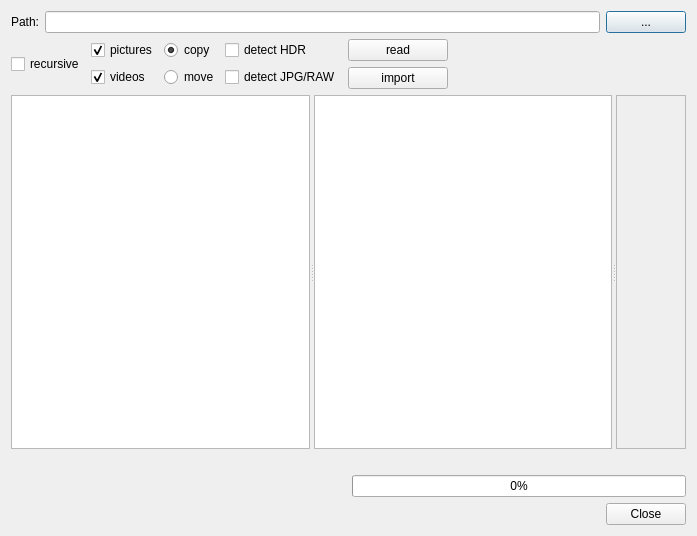
Above: cimportdialog.ui from birkeh/pictureLibrary before the change. Below: the same form after it.
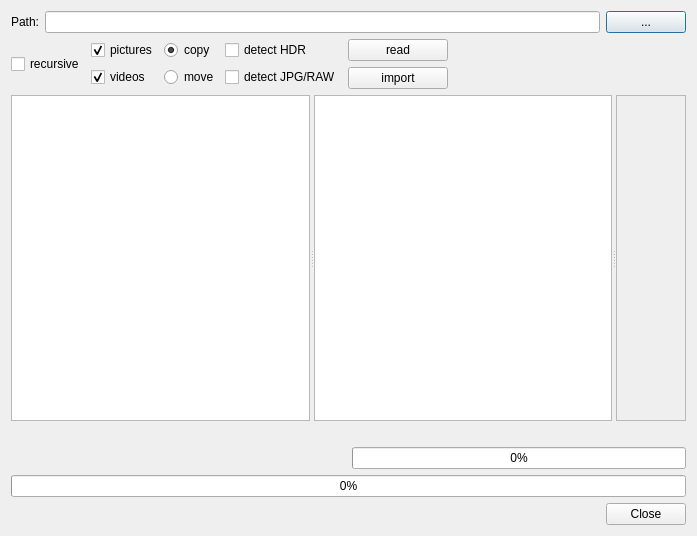
That is the form after the change. Custom widgets are drawn as their Qt base class.

```diff
--- a/cimportdialog.ui
+++ b/cimportdialog.ui
@@ -15,7 +15,7 @@
   </property>
   <layout class="QGridLayout" name="gridLayout_2">
    <item row="0" column="0">
-    <layout class="QVBoxLayout" name="verticalLayout_2" stretch="1,1,1000,1,1,1">
+    <layout class="QVBoxLayout" name="verticalLayout_2" stretch="1,1,1000,1,0,0,1">
      <item>
       <layout class="QHBoxLayout" name="horizontalLayout">
        <item>
@@ -222,7 +222,7 @@
            <x>0</x>
            <y>0</y>
            <width>69</width>
-           <height>342</height>
+           <height>315</height>
           </rect>
          </property>
          <layout class="QGridLayout" name="gridLayout">
@@ -263,6 +263,13 @@
        </item>
       </layout>
      </item>
+     <item>
+      <widget class="QProgressBar" name="m_lpTotalProgress">
+       <property name="value">
+        <number>0</number>
+       </property>
+      </widget>
+     </item>
      <item>
       <widget class="QDialogButtonBox" name="m_lpButtonBox">
        <property name="orientation">
```
